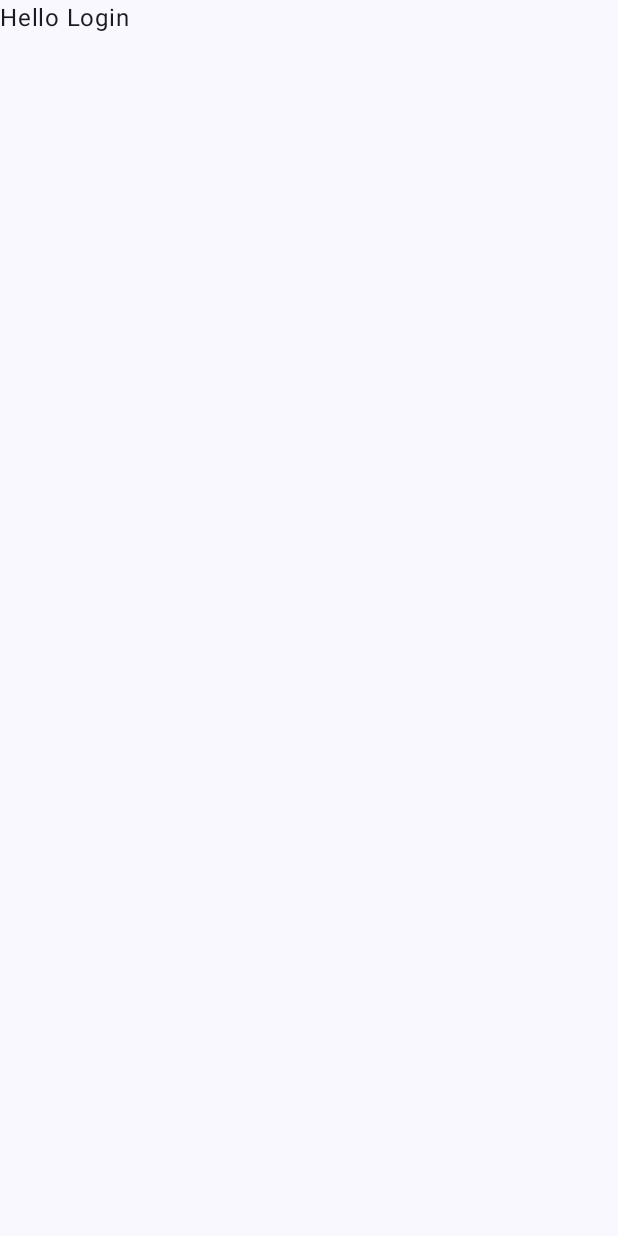
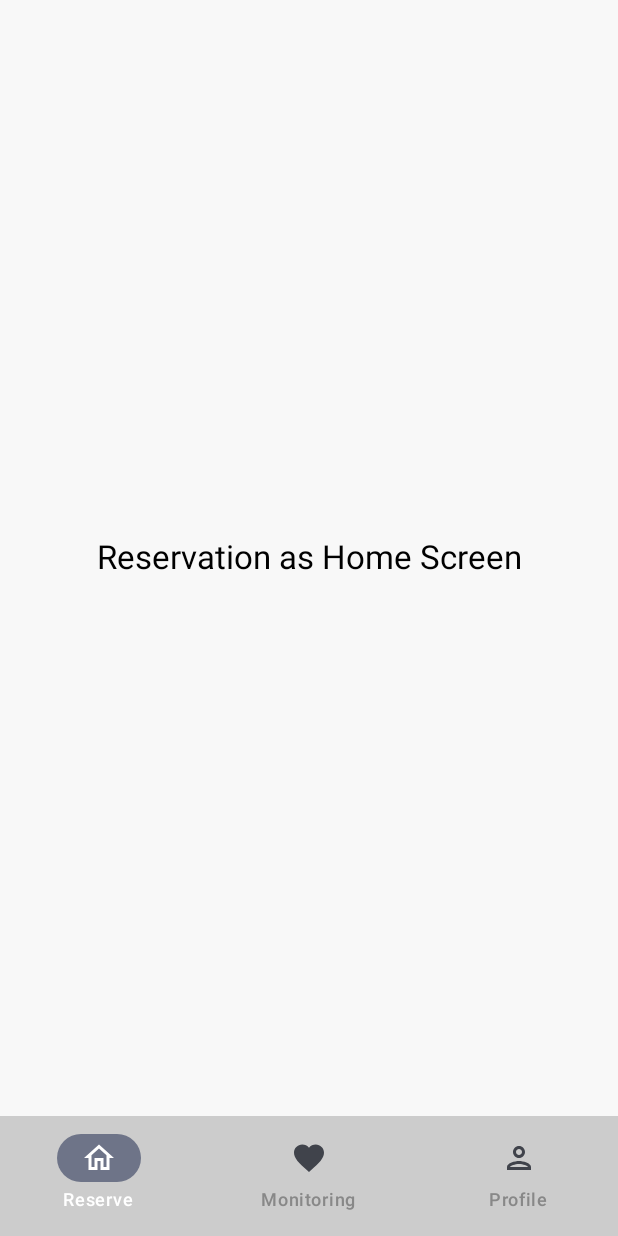
Before and after one commit to Lab-FSD-UMN/mobile-fsd-jetpack, an Android app built with Jetpack Compose: the screen it shows after launch (LoginActivity before the commit, MainActivity after it), on a phone screen of 412 x 824 dp. Before the commit the screen is almost empty. Run offline under Robolectric (Android 15) with nearby library versions, the phone set to English and light mode, and no system bars.

Commit message:
add: basic avigation
+ bottom navigation
+ 3 seperate composable
+ button element (component)
+ logout button

```diff
--- a/app/src/main/java/com/example/mobile_fsd_jetpack/MainActivity.kt
+++ b/app/src/main/java/com/example/mobile_fsd_jetpack/MainActivity.kt
@@ -3,8 +3,6 @@ package com.example.mobile_fsd_jetpack
 import android.os.Bundle
 import androidx.activity.ComponentActivity
 import androidx.activity.compose.setContent
-import androidx.compose.foundation.layout.fillMaxSize
-import androidx.compose.material3.MaterialTheme
 import androidx.compose.material3.Surface
 import androidx.compose.material3.Text
 import androidx.navigation.compose.NavHost
@@ -18,6 +16,32 @@ import com.example.mobile_fsd_jetpack.auth.UserAuth
 import com.example.mobile_fsd_jetpack.ui.theme.MobilefsdjetpackTheme
 import com.example.mobile_fsd_jetpack.LoginActivity
 import android.content.Intent
+import androidx.compose.foundation.layout.Box
+import androidx.compose.foundation.layout.padding
+import androidx.compose.material.icons.Icons
+import androidx.compose.material.icons.outlined.Favorite
+import androidx.compose.material.icons.outlined.Home
+import androidx.compose.material.icons.outlined.Person
+import androidx.compose.material3.Icon
+import androidx.compose.material3.NavigationBar
+import androidx.compose.material3.NavigationBarItem
+import androidx.compose.material3.NavigationBarItemDefaults
+import androidx.compose.material3.Scaffold
+import androidx.compose.runtime.MutableState
+import androidx.compose.runtime.getValue
+import androidx.compose.runtime.mutableFloatStateOf
+import androidx.compose.runtime.mutableStateOf
+import androidx.compose.runtime.remember
+import androidx.compose.ui.graphics.Color
+import androidx.compose.ui.graphics.vector.ImageVector
+import androidx.compose.ui.unit.dp
+import androidx.core.content.ContextCompat.startActivity
+import androidx.navigation.NavGraph.Companion.findStartDestination
+import androidx.navigation.NavHostController
+import androidx.navigation.compose.currentBackStackEntryAsState
+import com.example.mobile_fsd_jetpack.pages.MonitoringScreen
+import com.example.mobile_fsd_jetpack.pages.ProfileScreen
+import com.example.mobile_fsd_jetpack.pages.ReservationScreen
 
 class MainActivity : ComponentActivity() {
     override fun onCreate(savedInstanceState: Bundle?) {
@@ -25,19 +49,30 @@ class MainActivity : ComponentActivity() {
 
         setContent {
             val navController = rememberNavController()
-            val context = LocalContext.current;
+            val context = LocalContext.current
             MobilefsdjetpackTheme {
-                NavHost(navController = navController, startDestination = "mainActivity") {
-                    composable("mainActivity") {
+                val bottomBarHeight = 56.dp
+                val bottomBarOffsetHeightPx = remember { mutableFloatStateOf(0f) }
+                var buttonsVisible = remember { mutableStateOf(true) }
 
-                        if (!UserAuth(context).authenticated()){
-                            navController.navigate("loginActivity")
-                        }
-                        Greeting("MAIN ACTIVITY")
-                    }
-                    composable("loginActivity") {
-                        val intent = Intent(context, LoginActivity::class.java)
-                        context.startActivity(intent)
+                Scaffold(
+                    bottomBar = {
+                        BottomBar(
+                            navController = navController,
+                            state = buttonsVisible,
+                            modifier = Modifier
+                        )
+                    }) { paddingValues ->
+                    Box(
+                        modifier = Modifier.padding(paddingValues)
+                    ) {
+//                        if (!UserAuth(context).authenticated()){
+//                            val intent = Intent(context, LoginActivity::class.java)
+//                            context.startActivity(intent)
+//                        }
+//                        else {
+                            NavigationGraph(navController = navController)
+//                        }
                     }
                 }
             }
@@ -61,3 +96,96 @@ fun GreetingPreview() {
         Greeting("MAIN ACTIVITY")
     }
 }
+
+// Reference : https://www.c-sharpcorner.com/article/material-3-bottom-navigation-bar-in-jetpack-compose/
+sealed class Routes (
+    val route: String,
+    val title: String? = null,
+    val icon: ImageVector? = null
+) {
+    object Reservation : Routes (
+        route = "reservation_screen",
+        title = "Reserve",
+        icon = Icons.Outlined.Home
+    )
+
+    object Monitoring : Routes (
+        route = "monitoring_screen",
+        title = "Monitoring",
+        icon = Icons.Outlined.Favorite
+    )
+
+    object Profile : Routes (
+        route = "profile_screen",
+        title = "Profile",
+        icon = Icons.Outlined.Person
+    )
+}
+
+// Screens to displayed are defined in another file /pages
+// Define Navigation Graph
+@Composable
+fun NavigationGraph(navController: NavHostController) {
+    NavHost(navController, startDestination = Routes.Reservation.route) {
+        composable("loginActivity") {
+            val context = LocalContext.current
+            val intent = Intent(context, LoginActivity::class.java)
+            context.startActivity(intent)
+        }
+        composable(Routes.Reservation.route) {
+            ReservationScreen()
+        }
+        composable(Routes.Monitoring.route) {
+            MonitoringScreen()
+        }
+        composable(Routes.Profile.route) {
+            ProfileScreen(navController = navController)
+        }
+    }
+}
+
+fun finish() {
+    TODO("Not yet implemented")
+}
+
+// Create bottom navigation with Material 3
+@Composable
+fun BottomBar(
+    navController: NavHostController, state: MutableState<Boolean>, modifier: Modifier = Modifier
+) {
+    val screens = listOf (
+        Routes.Reservation, Routes.Monitoring, Routes.Profile
+    )
+
+    NavigationBar (
+        modifier = modifier,
+        containerColor = Color.LightGray
+    ) {
+        val navBackStackEntry by navController.currentBackStackEntryAsState()
+        val currentRoute = navBackStackEntry?.destination?.route
+
+        screens.forEach { screen ->
+            NavigationBarItem(
+                label = {
+                    Text(text = screen.title!!)
+                },
+                icon = {
+                    Icon(imageVector = screen.icon!!, contentDescription = "")
+                },
+                selected = currentRoute == screen.route,
+                onClick = {
+                    navController.navigate(screen.route) {
+                        popUpTo(navController.graph.findStartDestination().id) {
+                            saveState = true
+                        }
+                        launchSingleTop = true
+                        restoreState = true
+                    }
+                },
+                colors = NavigationBarItemDefaults.colors(
+                    unselectedTextColor = Color.Gray, selectedTextColor = Color.White
+                )
+            )
+        }
+    }
+}
--- /dev/null
+++ b/app/src/main/java/com/example/mobile_fsd_jetpack/pages/ReservationScreen.kt
@@ -0,0 +1,43 @@
+package com.example.mobile_fsd_jetpack.pages
+
+import androidx.compose.foundation.background
+import androidx.compose.foundation.layout.Column
+import androidx.compose.foundation.layout.fillMaxSize
+import androidx.compose.foundation.layout.wrapContentSize
+import androidx.compose.material3.MaterialTheme
+import androidx.compose.material3.Text
+import androidx.compose.runtime.Composable
+import androidx.compose.ui.Alignment
+import androidx.compose.ui.Modifier
+import androidx.compose.ui.graphics.Color
+import androidx.compose.ui.text.style.TextAlign
+import androidx.compose.ui.tooling.preview.Preview
+import androidx.navigation.NavController
+import com.example.mobile_fsd_jetpack.ui.theme.Background
+import com.example.mobile_fsd_jetpack.ui.theme.MobilefsdjetpackTheme
+
+@Composable
+fun ReservationScreen(navController: NavController?= null) {
+    Column (
+        modifier = Modifier
+            .fillMaxSize()
+            .background(color = Background)
+            .wrapContentSize(Alignment.Center)
+    ) {
+        Text(
+            text = "Reservation as Home Screen",
+            style = MaterialTheme.typography.titleLarge,
+            color = Color.Black,
+            modifier = Modifier.align(Alignment.CenterHorizontally),
+            textAlign = TextAlign.Center,
+        )
+    }
+}
+
+@Preview(showBackground = true)
+@Composable
+fun ReservationPreview() {
+    MobilefsdjetpackTheme {
+        ReservationScreen()
+    }
+}
--- a/app/src/main/java/com/example/mobile_fsd_jetpack/ui/theme/Color.kt
+++ b/app/src/main/java/com/example/mobile_fsd_jetpack/ui/theme/Color.kt
@@ -9,3 +9,6 @@ val Pink80 = Color(0xFFEFB8C8)
 val Purple40 = Color(0xFF6650a4)
 val PurpleGrey40 = Color(0xFF625b71)
 val Pink40 = Color(0xFF7D5260)
+
+val Orange = Color(0xFFF28A15)
+val Background = Color(0xFFF8F8F8)
```
Also changed, not shown: app/src/main/java/com/example/mobile_fsd_jetpack/pages/MonitoringScreen.kt (added, +44 -0 lines), app/src/main/java/com/example/mobile_fsd_jetpack/pages/ProfileScreen.kt (added, +61 -0 lines), app/src/main/java/com/example/mobile_fsd_jetpack/ui/theme/Elements.kt (added, +55 -0 lines).
